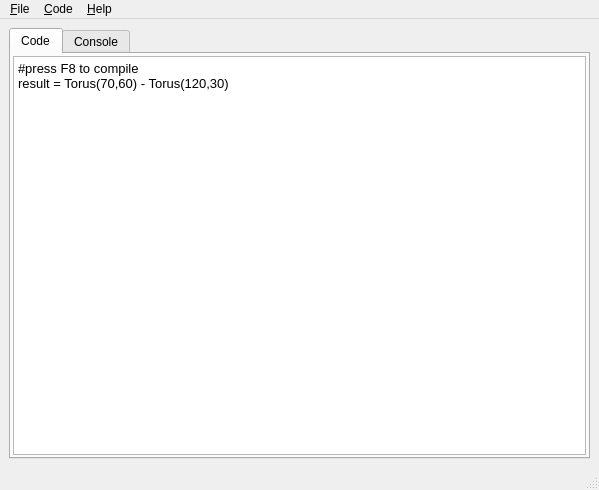
Before: the Qt Designer form src/ui/mainwindow.ui in hmeyer/qtmium, drawn with Qt 5.
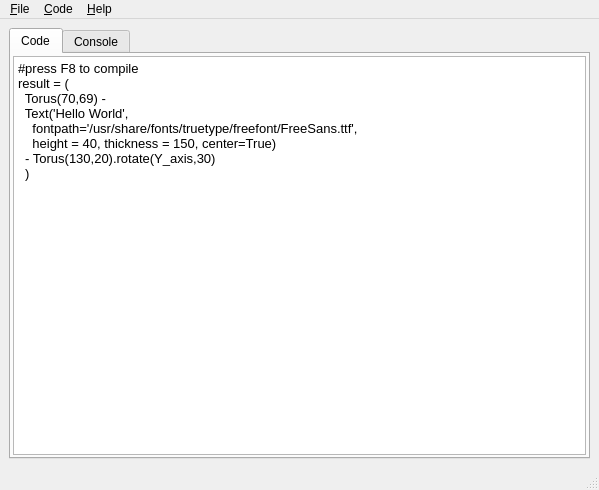
After: the same form once the commit is applied.

Commit message: better example

```diff
--- a/src/ui/mainwindow.ui
+++ b/src/ui/mainwindow.ui
@@ -43,7 +43,13 @@
 p, li { white-space: pre-wrap; }
 &lt;/style&gt;&lt;/head&gt;&lt;body style=&quot; font-family:'Droid Sans'; font-size:10pt; font-weight:400; font-style:normal;&quot;&gt;
 &lt;p style=&quot; margin-top:0px; margin-bottom:0px; margin-left:0px; margin-right:0px; -qt-block-indent:0; text-indent:0px;&quot;&gt;#press F8 to compile&lt;/p&gt;
-&lt;p style=&quot; margin-top:0px; margin-bottom:0px; margin-left:0px; margin-right:0px; -qt-block-indent:0; text-indent:0px;&quot;&gt;result = Torus(70,60) - Torus(120,30)&lt;/p&gt;&lt;/body&gt;&lt;/html&gt;</string>
+&lt;p style=&quot; margin-top:0px; margin-bottom:0px; margin-left:0px; margin-right:0px; -qt-block-indent:0; text-indent:0px;&quot;&gt;result = (&lt;/p&gt;
+&lt;p style=&quot; margin-top:0px; margin-bottom:0px; margin-left:0px; margin-right:0px; -qt-block-indent:0; text-indent:0px;&quot;&gt;  Torus(70,69) - &lt;/p&gt;
+&lt;p style=&quot; margin-top:0px; margin-bottom:0px; margin-left:0px; margin-right:0px; -qt-block-indent:0; text-indent:0px;&quot;&gt;  Text('Hello World', &lt;/p&gt;
+&lt;p style=&quot; margin-top:0px; margin-bottom:0px; margin-left:0px; margin-right:0px; -qt-block-indent:0; text-indent:0px;&quot;&gt;    fontpath='/usr/share/fonts/truetype/freefont/FreeSans.ttf', &lt;/p&gt;
+&lt;p style=&quot; margin-top:0px; margin-bottom:0px; margin-left:0px; margin-right:0px; -qt-block-indent:0; text-indent:0px;&quot;&gt;    height = 40, thickness = 150, center=True) &lt;/p&gt;
+&lt;p style=&quot; margin-top:0px; margin-bottom:0px; margin-left:0px; margin-right:0px; -qt-block-indent:0; text-indent:0px;&quot;&gt;  - Torus(130,20).rotate(Y_axis,30)&lt;/p&gt;
+&lt;p style=&quot; margin-top:0px; margin-bottom:0px; margin-left:0px; margin-right:0px; -qt-block-indent:0; text-indent:0px;&quot;&gt;  )&lt;/p&gt;&lt;/body&gt;&lt;/html&gt;</string>
            </property>
           </widget>
          </item>
```
